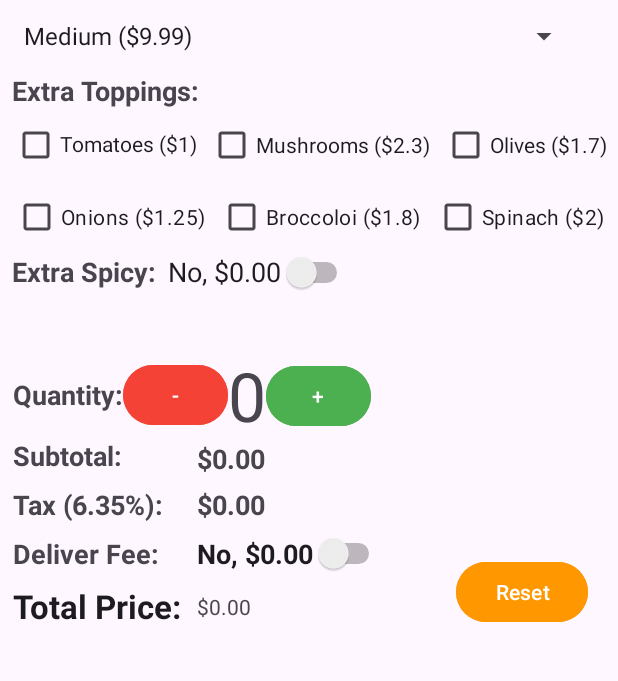
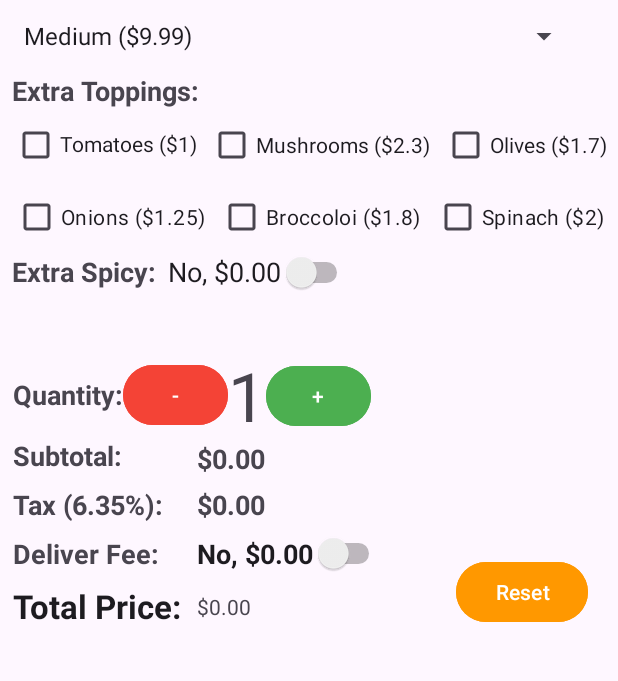
Before and after one commit to DallasLaComb/Pizza_Android_App, an Android app: the screen it shows after launch (MainActivity), on a phone screen of 412 x 824 dp, the part 430-1111 px from its top. Run offline under Robolectric (Android 15) with nearby library versions, the phone set to English and light mode, and no system bars; 2 statements that could not run were skipped.

Commit message:
Changing branches real quick

```diff
--- a/Homework2/app/src/main/java/com/example/homework2/MainActivity.kt
+++ b/Homework2/app/src/main/java/com/example/homework2/MainActivity.kt
@@ -14,10 +14,11 @@ import android.widget.TextView
 import android.widget.Toast
 
 class MainActivity : AppCompatActivity(), AdapterView.OnItemSelectedListener {
+    val tv_total_price = findViewById<TextView>(R.id.tv_total_price)
+
     override fun onCreate(savedInstanceState: Bundle?) {
         super.onCreate(savedInstanceState)
         setContentView(R.layout.activity_main)
-
 
 
         val pizzaSizeList = listOf("Medium ($9.99)", "Large($13.99)", "Extra Large ($15.99)", "Party Size ($25.99)")
@@ -62,7 +63,7 @@ class MainActivity : AppCompatActivity(), AdapterView.OnItemSelectedListener {
         buDecrementButton.setOnClickListener {
             // Parse the current quantity to an integer, decrement it, and ensure it does not go below a certain value (e.g., 0)
             var quantity = tvQuantity.text.toString().toInt()
-            if (quantity > 0) { // Prevents quantity from going below 0
+            if (quantity > 1) { // Prevents quantity from going below 0
                 quantity--
                 tvQuantity.text = quantity.toString()
             }
@@ -72,8 +73,17 @@ class MainActivity : AppCompatActivity(), AdapterView.OnItemSelectedListener {
     override fun onNothingSelected(parent: AdapterView<*>?) {
 //        Toast.makeText(this, "Nothing is selected!", Toast.LENGTH_SHORT).show()
     }
-    override fun onItemSelected(parent: AdapterView<*>?, view: View?, position: Int, id: Long) {
-//
+    override fun onItemSelected(parent: AdapterView<*>, view: View, position: Int, id: Long) {
+        val item = parent.getItemAtPosition(position).toString()
+
+        val pricePattern = Regex("\\$(\\d+\\.\\d{2})")
+        val matchResult = pricePattern.find(item)
+        val priceString = matchResult?.value?.removePrefix("$") // Remove the dollar sign to parse it as a Double
+
+        val price = priceString?.toDoubleOrNull() ?: 0.0
+
+        // Set the extracted price to your TextView
+        tv_total_price.text = "Total Price: $%.2f".format(totalPrice)
     }
 
     fun setPizzaImageView(view:View){
@@ -86,6 +96,17 @@ class MainActivity : AppCompatActivity(), AdapterView.OnItemSelectedListener {
             else -> R.drawable.pizza_crust
         }
         findViewById<ImageView>(R.id.iv_default_pizza).setImageResource(imageIdOfSelectedPizza)
+    }
+    fun deliverySwitchClick(view:View){
+        val switchDelivery = findViewById<Switch>(R.id.sw_delivery)
+        val switchText: String
+        if (switchDelivery.isChecked){
+            switchText = "Yes, $2.00"
+        }
+        else{
+            switchText = "No, $0.00"
+        }
+        switchDelivery.text=switchText
     }
     fun spicySwitchClick(view:View){
         val switchSpicy = findViewById<Switch>(R.id.sw_extra_spicy)
--- a/Homework2/app/src/main/res/layout/activity_main.xml
+++ b/Homework2/app/src/main/res/layout/activity_main.xml
@@ -248,7 +248,7 @@
         android:id="@+id/tv_quantity_number"
         android:layout_width="wrap_content"
         android:layout_height="wrap_content"
-        android:text="0"
+        android:text="1"
         android:textAppearance="@style/TextAppearance.AppCompat.Display2"
         app:layout_constraintBottom_toBottomOf="@+id/bu_decrement_quantity"
         app:layout_constraintStart_toEndOf="@+id/bu_decrement_quantity"
@@ -322,9 +322,10 @@
         app:layout_constraintTop_toBottomOf="@+id/textView12" />
 
     <Switch
-        android:id="@+id/switch2"
+        android:id="@+id/sw_delivery"
         android:layout_width="wrap_content"
         android:layout_height="wrap_content"
+        android:onClick="deliverySwitchClick"
         android:text="No, $0.00"
         android:textAppearance="@style/TextAppearance.AppCompat.Medium"
         android:textStyle="bold"
@@ -344,12 +345,12 @@
         app:layout_constraintTop_toBottomOf="@+id/textView14" />
 
     <TextView
-        android:id="@+id/textView17"
+        android:id="@+id/tv_total_price"
         android:layout_width="wrap_content"
         android:layout_height="wrap_content"
         android:text="$0.00"
         app:layout_constraintBottom_toBottomOf="@+id/textView16"
-        app:layout_constraintStart_toStartOf="@+id/switch2"
+        app:layout_constraintStart_toStartOf="@+id/sw_delivery"
         app:layout_constraintTop_toTopOf="@+id/textView16" />
 
     <Button
```
